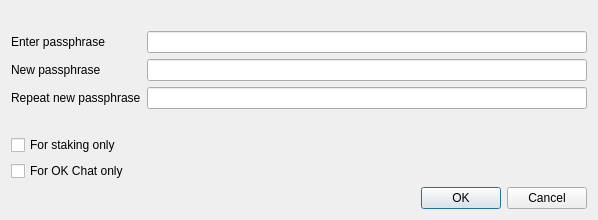
Qt form src/qt/forms/askpassphrasedialog.ui (okcashpro/okcash) before a commit.
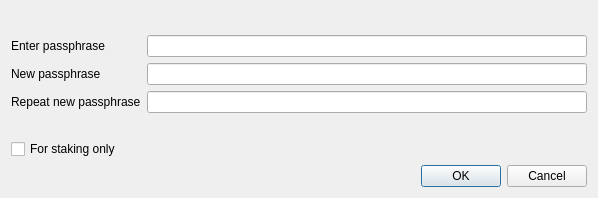
The same form after that commit.

Commit message: chatlock rem

Diff of the .ui file:
```diff
--- a/src/qt/forms/askpassphrasedialog.ui
+++ b/src/qt/forms/askpassphrasedialog.ui
@@ -115,22 +115,6 @@
        </property>
       </widget>
      </item>
-     <item row="5" column="0">
-      <widget class="QCheckBox" name="messagingCheckBox">
-       <property name="enabled">
-        <bool>true</bool>
-       </property>
-       <property name="toolTip">
-        <string>Unlocks the OK Chat to be able to send and receive messages.</string>
-       </property>
-       <property name="text">
-        <string>For OK Chat only</string>
-       </property>
-       <property name="visible">
-        <bool>false</bool>
-       </property>
-      </widget>
-     </item>
     </layout>
    </item>
    <item>
```
The commit also changes 2 other files.
